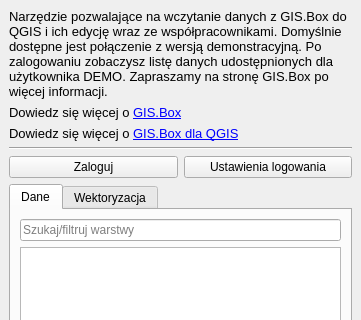
Before: the Qt Designer form gissupport_plugin/modules/gis_box/gisbox_dockwidget.ui in gis-support/gis-support-plugin, drawn with Qt 5; both pictures show x 0 to 361 and y 0 to 320 of the 361 by 615 pixel window.
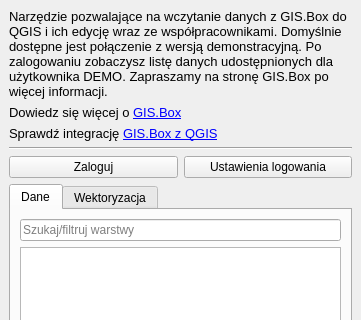
After: the same form once the commit is applied.

```diff
--- a/gissupport_plugin/modules/gis_box/gisbox_dockwidget.ui
+++ b/gissupport_plugin/modules/gis_box/gisbox_dockwidget.ui
@@ -58,7 +58,7 @@
        </font>
       </property>
       <property name="text">
-       <string>&lt;html&gt;&lt;head/&gt;&lt;body&gt;&lt;p&gt;&lt;span style=&quot; font-size:10pt;&quot;&gt;Dowiedz się więcej o &lt;/span&gt;&lt;a href=&quot;https://gis-support.pl/qgis-gis-box/&quot;&gt;&lt;span style=&quot; font-size:10pt; text-decoration: underline; color:#0000ff;&quot;&gt;GIS.Box dla QGIS&lt;/span&gt;&lt;/a&gt;&lt;/p&gt;&lt;/body&gt;&lt;/html&gt;</string>
+       <string>&lt;html&gt;&lt;head/&gt;&lt;body&gt;&lt;p&gt;&lt;span style=&quot; font-size:10pt;&quot;&gt;Sprawdź integrację &lt;/span&gt;&lt;a href=&quot;https://gis-support.pl/qgis-gis-box/&quot;&gt;&lt;span style=&quot; font-size:10pt; text-decoration: underline; color:#0000ff;&quot;&gt;GIS.Box z QGIS&lt;/span&gt;&lt;/a&gt;&lt;/p&gt;&lt;/body&gt;&lt;/html&gt;</string>
       </property>
       <property name="textFormat">
        <enum>Qt::RichText</enum>
```
